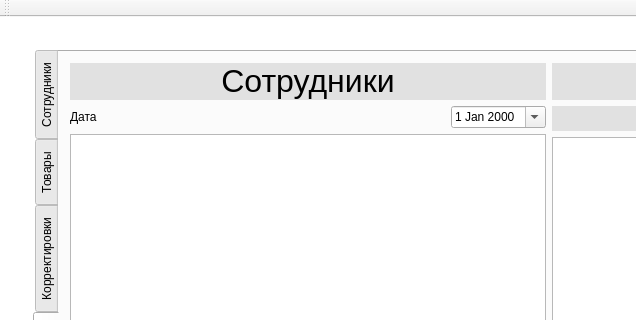
Qt form iSalary/iSalary/mainwindow.ui (Polikarpova/iSalary) before a commit; both pictures show x 0 to 636 and y 0 to 320 of the 1074 by 705 pixel window.
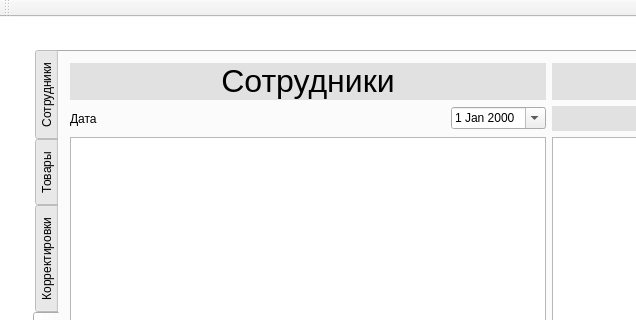
The same form after that commit. The open tabs and pages were chosen to show the change. Icons and pictures are not drawn.

Commit message: Исправлен макет страницы 'Продажи', а так же наименования виджетов

The edit to the form file:
```diff
--- a/iSalary/iSalary/mainwindow.ui
+++ b/iSalary/iSalary/mainwindow.ui
@@ -1251,7 +1251,23 @@
                      </spacer>
                     </item>
                     <item>
-                     <widget class="QDateEdit" name="dateInput">
+                     <spacer name="verticalSpacer_6">
+                      <property name="orientation">
+                       <enum>Qt::Vertical</enum>
+                      </property>
+                      <property name="sizeType">
+                       <enum>QSizePolicy::Minimum</enum>
+                      </property>
+                      <property name="sizeHint" stdset="0">
+                       <size>
+                        <width>10</width>
+                        <height>25</height>
+                       </size>
+                      </property>
+                     </spacer>
+                    </item>
+                    <item>
+                     <widget class="QDateEdit" name="salesDateInput">
                       <property name="enabled">
                        <bool>true</bool>
                       </property>
```
Left out of the diff: 6 changed lines with no effect on the pictures. The commit also changes 1 other file.
